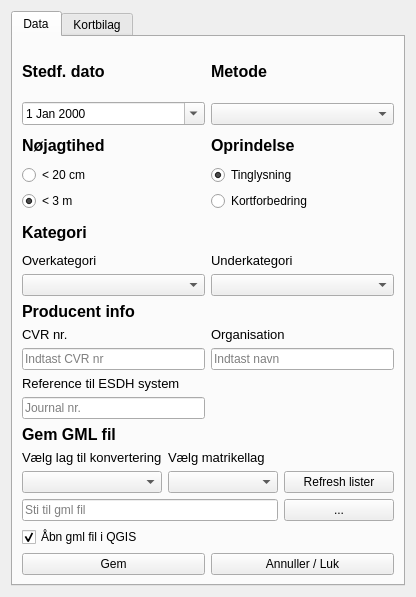
The window that tinglysning_gml_dialog_base.ui (danielarnason/TinglysningGml) describes before a commit, drawn with Qt 5.
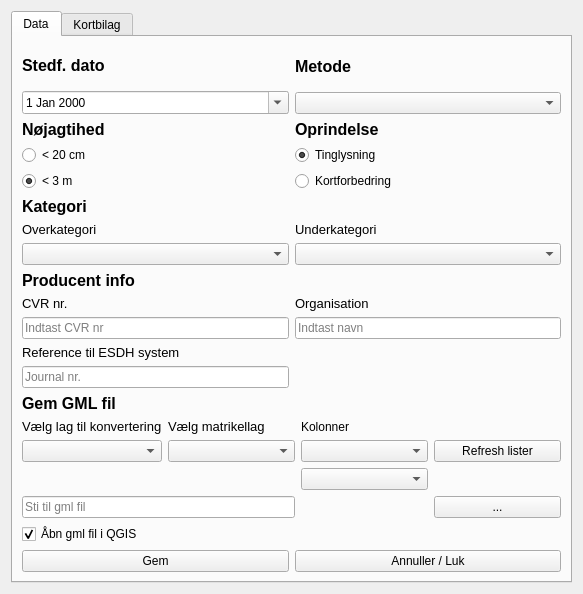
The same window after the commit.

Commit message: Kolonnevælger tilføjet

```diff
--- a/tinglysning_gml_dialog_base.ui
+++ b/tinglysning_gml_dialog_base.ui
@@ -6,8 +6,8 @@
    <rect>
     <x>0</x>
     <y>0</y>
-    <width>416</width>
-    <height>597</height>
+    <width>583</width>
+    <height>594</height>
    </rect>
   </property>
   <property name="windowTitle">
@@ -311,7 +311,7 @@
        </item>
        <item row="4" column="0" colspan="2">
         <layout class="QGridLayout" name="gridLayout_6">
-         <item row="4" column="3">
+         <item row="5" column="4">
           <widget class="QPushButton" name="pushButton_3">
            <property name="text">
             <string>...</string>
@@ -347,7 +347,7 @@
          <item row="2" column="1">
           <widget class="QComboBox" name="comboBox_2"/>
          </item>
-         <item row="5" column="1">
+         <item row="6" column="1">
           <widget class="QCheckBox" name="checkBox_4">
            <property name="text">
             <string>Åbn gml fil i QGIS</string>
@@ -357,7 +357,7 @@
            </property>
           </widget>
          </item>
-         <item row="2" column="3">
+         <item row="2" column="4">
           <widget class="QPushButton" name="pushButton_4">
            <property name="text">
             <string>Refresh lister</string>
@@ -379,13 +379,43 @@
            </property>
           </widget>
          </item>
-         <item row="4" column="1" colspan="2">
+         <item row="5" column="1" colspan="2">
           <widget class="QLineEdit" name="lineEdit_4">
            <property name="placeholderText">
             <string>Sti til gml fil</string>
            </property>
           </widget>
          </item>
+         <item row="2" column="3">
+          <widget class="QComboBox" name="comboBox_6">
+           <property name="whatsThis">
+            <string/>
+           </property>
+           <property name="autoFillBackground">
+            <bool>false</bool>
+           </property>
+           <property name="editable">
+            <bool>false</bool>
+           </property>
+          </widget>
+         </item>
+         <item row="3" column="3">
+          <widget class="QComboBox" name="comboBox_7">
+           <property name="editable">
+            <bool>false</bool>
+           </property>
+          </widget>
+         </item>
+         <item row="1" column="3">
+          <widget class="QLabel" name="label_19">
+           <property name="toolTip">
+            <string/>
+           </property>
+           <property name="text">
+            <string>Kolonner</string>
+           </property>
+          </widget>
+         </item>
         </layout>
        </item>
       </layout>
```
The commit also changes 1 other file.
